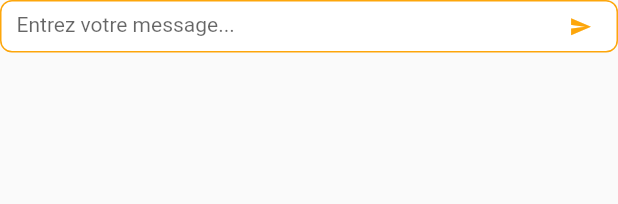
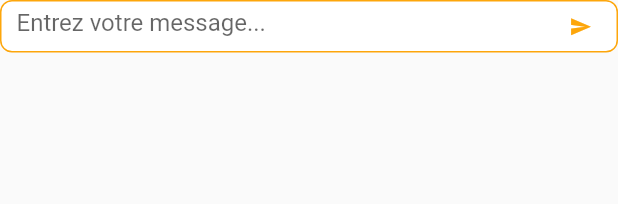
Before and after one commit to KylianTITREN/maki-app, a Flutter app: the MessagesBox widget shown alone on an empty page, opened directly, on a phone screen of 412 x 824 dp. Shown: the top 204 px of the screen. Run offline on Flutter 3.47's test engine with Material 2 defaults, Android fonts, the phone set to English and light mode, and no system bars; our stand-ins replace chewie, device_info, dio, file_picker, firebase_database, fluttertoast and 7 more; missing offline and left inert: flutter_downloader, notifier; accounts and stored records are empty; generated files the repository leaves out were written again; statements that could not run were skipped.

Commit message:
fix text field and show bubble everywhere

```diff
--- a/lib/components/BottomMsg.dart
+++ b/lib/components/BottomMsg.dart
@@ -92,11 +92,8 @@ class MessagesBox extends StatelessWidget {
             child: TextField(
               controller: _msgFieldController,
               decoration: InputDecoration(
-                  labelText: 'Entrez votre message...',
+                  hintText: 'Entrez votre message...',
                   border: InputBorder.none,
-                  labelStyle: TextStyle(
-                    fontSize: 14,
-                  ),
                   suffixIcon: IconButton(
                     icon: Icon(
                       Icons.send,
```
Also changed, not shown: lib/pages/StepsPage.dart (+1 -7 lines).
